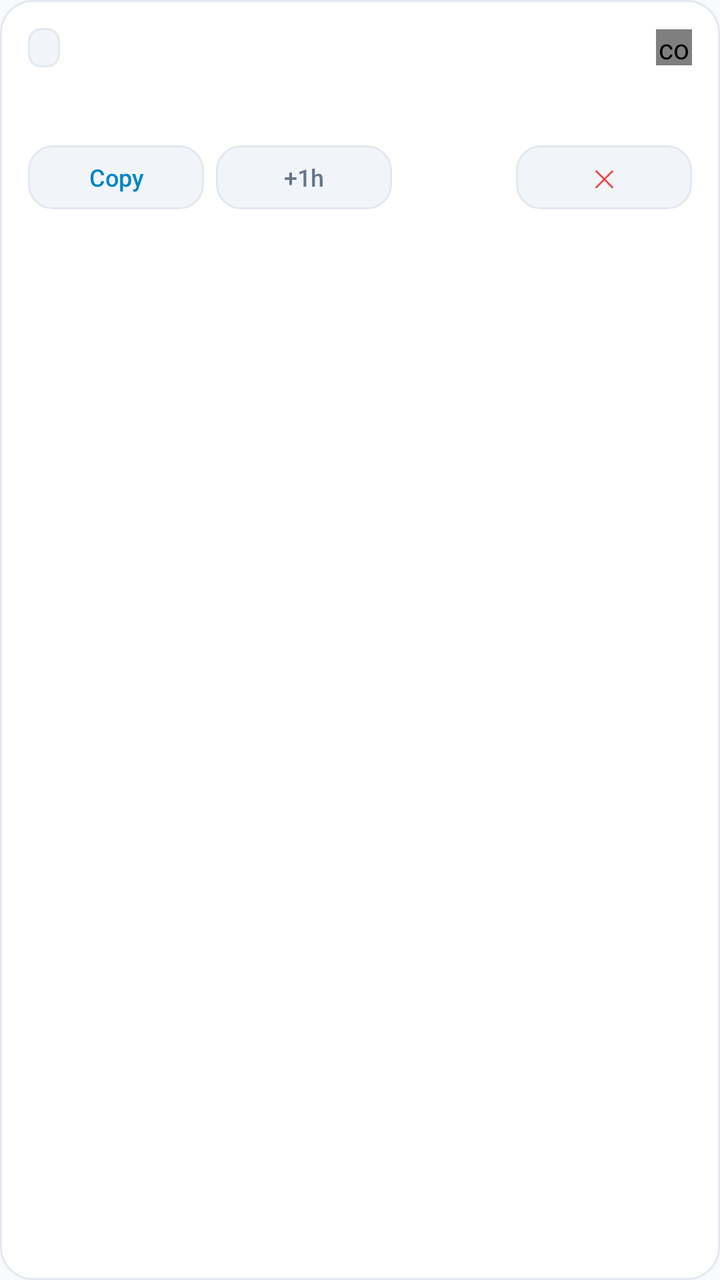
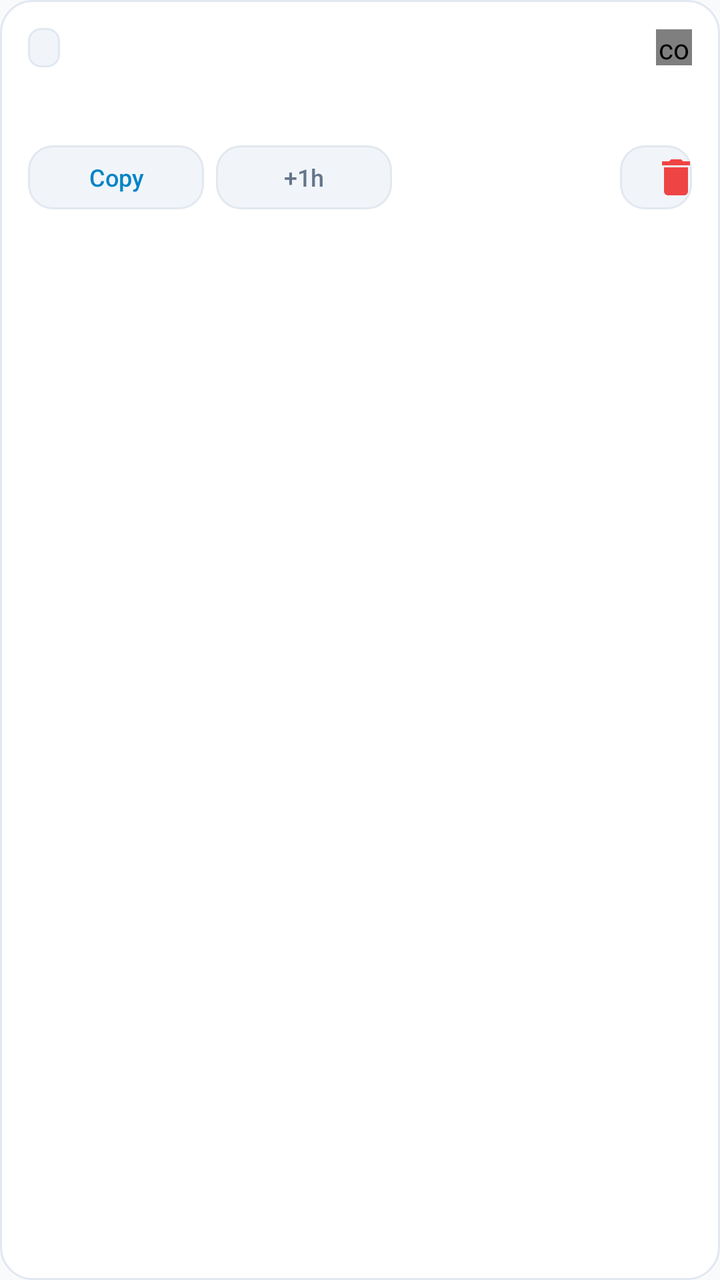

An Android layout rendered at two revisions. The XML below is the earlier revision; the diff shows what the commit changed to produce the second picture.
<!-- AndroidManifest.xml: application theme Theme.Teilen -->
<!-- res/layout/item_feed.xml -->
<?xml version="1.0" encoding="utf-8"?>
<LinearLayout xmlns:android="http://schemas.android.com/apk/res/android"
    android:layout_width="match_parent"
    android:layout_height="wrap_content"
    android:background="@drawable/bg_card"
    android:baselineAligned="false"
    android:orientation="vertical"
    android:padding="14dp">

    
    <LinearLayout
        android:layout_width="match_parent"
        android:layout_height="wrap_content"
        android:gravity="center_vertical"
        android:orientation="horizontal">

        <TextView
            android:id="@+id/feed_kind"
            style="@style/Text.Section"
            android:layout_width="wrap_content"
            android:layout_height="wrap_content"
            android:background="@drawable/bg_badge"
            android:paddingStart="8dp"
            android:paddingTop="3dp"
            android:paddingEnd="8dp"
            android:paddingBottom="3dp"
            android:textColor="@color/accent"
            android:textSize="10sp" />

        <TextView
            android:id="@+id/feed_meta"
            style="@style/Text.Tabular"
            android:layout_width="0dp"
            android:layout_height="wrap_content"
            android:layout_marginStart="8dp"
            android:layout_weight="1"
            android:ellipsize="end"
            android:singleLine="true"
            android:textColor="@color/text_secondary"
            android:textSize="12sp" />

        <com.teilen.app.CountdownRingView
            android:id="@+id/feed_ring"
            android:layout_width="18dp"
            android:layout_height="18dp"
            android:layout_marginStart="6dp" />
    </LinearLayout>

    
    <LinearLayout
        android:layout_width="match_parent"
        android:layout_height="wrap_content"
        android:layout_marginTop="10dp"
        android:orientation="horizontal">

        <ImageView
            android:id="@+id/feed_thumb"
            android:layout_width="52dp"
            android:layout_height="52dp"
            android:layout_marginEnd="12dp"
            android:background="@drawable/bg_input"
            android:contentDescription="@string/feed_thumb"
            android:scaleType="centerCrop"
            android:visibility="gone" />

        <TextView
            android:id="@+id/feed_title"
            style="@style/Text.Body"
            android:layout_width="0dp"
            android:layout_height="wrap_content"
            android:layout_weight="1"
            android:ellipsize="end"
            android:lineSpacingMultiplier="1.15"
            android:maxLines="3"
            android:textColor="@color/text_primary"
            android:textSize="14sp" />
    </LinearLayout>

    
    <LinearLayout
        android:layout_width="match_parent"
        android:layout_height="wrap_content"
        android:layout_marginTop="10dp"
        android:gravity="center_vertical"
        android:orientation="horizontal">

        <Button
            android:id="@+id/feed_action_copy"
            style="@style/Button.Outline"
            android:layout_width="wrap_content"
            android:layout_height="32dp"
            android:minHeight="32dp"
            android:paddingStart="10dp"
            android:paddingEnd="10dp"
            android:text="Copy"
            android:textColor="@color/accent"
            android:textSize="12sp" />

        <Button
            android:id="@+id/feed_action_open"
            style="@style/Button.Outline"
            android:layout_width="wrap_content"
            android:layout_height="32dp"
            android:layout_marginStart="6dp"
            android:minHeight="32dp"
            android:paddingStart="10dp"
            android:paddingEnd="10dp"
            android:text="@string/feed_open_link"
            android:textColor="@color/text_primary"
            android:textSize="12sp"
            android:visibility="gone" />

        <Button
            android:id="@+id/feed_action_extend"
            style="@style/Button.Outline"
            android:layout_width="wrap_content"
            android:layout_height="32dp"
            android:layout_marginStart="6dp"
            android:minHeight="32dp"
            android:paddingStart="10dp"
            android:paddingEnd="10dp"
            android:text="@string/extend_ttl"
            android:textColor="@color/text_secondary"
            android:textSize="12sp" />

        <View
            android:layout_width="0dp"
            android:layout_height="1dp"
            android:layout_weight="1" />

        <Button
            android:id="@+id/feed_action_delete"
            style="@style/Button.Outline"
            android:layout_width="wrap_content"
            android:layout_height="32dp"
            android:minHeight="32dp"
            android:paddingStart="10dp"
            android:paddingEnd="10dp"
            android:text="✕"
            android:textColor="@color/danger"
            android:textSize="12sp" />
    </LinearLayout>

</LinearLayout>
<!-- resources referenced by this layout -->
<resources>
  <color name="accent">#0284C7</color>
  <color name="danger">#EF4444</color>
  <color name="text_primary">#0F172A</color>
  <color name="text_secondary">#64748B</color>
  <!-- drawable bg_badge (drawable) -->
  <?xml version="1.0" encoding="utf-8"?>
  <shape xmlns:android="http://schemas.android.com/apk/res/android"
      android:shape="rectangle">
      <solid android:color="@color/surface_alt" />
      <corners android:radius="6dp" />
      <stroke
          android:width="1dp"
          android:color="@color/surface_border" />
  </shape>
  <!-- drawable bg_card (drawable) -->
  <?xml version="1.0" encoding="utf-8"?>
  <shape xmlns:android="http://schemas.android.com/apk/res/android"
      android:shape="rectangle">
      <solid android:color="@color/surface" />
      <corners android:radius="16dp" />
      <stroke
          android:width="1dp"
          android:color="@color/surface_border" />
  </shape>
  <!-- drawable bg_input (drawable) -->
  <?xml version="1.0" encoding="utf-8"?>
  <shape xmlns:android="http://schemas.android.com/apk/res/android"
      android:shape="rectangle">
      <solid android:color="@color/surface_alt" />
      <corners android:radius="12dp" />
      <stroke
          android:width="1dp"
          android:color="@color/surface_border" />
  </shape>
  <string name="extend_ttl">+1h</string>
  <string name="feed_open_link">Open</string>
  <string name="feed_thumb">Shared image</string>
  <style name="Button.Outline" parent="@android:style/Widget.Material.Button.Borderless">
          <item name="android:background">@drawable/bg_button_outline</item>
          <item name="android:textColor">@color/text_primary</item>
          <item name="android:textSize">14sp</item>
          <item name="android:textAllCaps">false</item>
          <item name="android:minHeight">44dp</item>
          <item name="android:paddingStart">16dp</item>
          <item name="android:paddingEnd">16dp</item>
          <item name="android:insetTop">0dp</item>
          <item name="android:insetBottom">0dp</item>
          <item name="android:stateListAnimator">@null</item>
      </style>
  <style name="Text.Body">
          <item name="android:textColor">@color/text_primary</item>
          <item name="android:textSize">15sp</item>
      </style>
  <style name="Text.Section">
          <item name="android:textColor">@color/text_secondary</item>
          <item name="android:textSize">11sp</item>
          <item name="android:textStyle">bold</item>
          <item name="android:letterSpacing">0.12</item>
          <item name="android:textAllCaps">true</item>
      </style>
  <style name="Text.Tabular">
          <item name="android:textColor">@color/text_secondary</item>
          <item name="android:textSize">13sp</item>
          <item name="android:fontFeatureSettings">tnum</item>
      </style>
  <color name="surface_alt">#F1F5F9</color>
  <color name="surface_border">#E2E8F0</color>
  <color name="surface">#FFFFFF</color>
  <color name="bg">#F8FAFC</color>
  <color name="text_muted">#94A3B8</color>
  <color name="nav_bg">#FFFFFF</color>
  <color name="ripple">#1F000000</color>
  <!-- unchanged entries left out for length: 2 -->
</resources>

<!-- the commit's change to res/layout/item_feed.xml (unified diff, before → after) -->
@@ -111,6 +111,23 @@
             android:visibility="gone" />
 
         <Button
+            android:id="@+id/feed_action_download"
+            style="@style/Button.Outline"
+            android:layout_width="wrap_content"
+            android:layout_height="32dp"
+            android:layout_marginStart="6dp"
+            android:minHeight="32dp"
+            android:paddingStart="10dp"
+            android:paddingEnd="10dp"
+            android:drawableStart="@drawable/ic_download"
+            android:drawablePadding="4dp"
+            android:drawableTint="@color/accent"
+            android:text="@string/feed_download"
+            android:textColor="@color/accent"
+            android:textSize="12sp"
+            android:visibility="gone" />
+
+        <Button
             android:id="@+id/feed_action_extend"
             style="@style/Button.Outline"
             android:layout_width="wrap_content"
@@ -131,14 +148,13 @@
         <Button
             android:id="@+id/feed_action_delete"
             style="@style/Button.Outline"
-            android:layout_width="wrap_content"
+            android:layout_width="36dp"
             android:layout_height="32dp"
             android:minHeight="32dp"
-            android:paddingStart="10dp"
-            android:paddingEnd="10dp"
-            android:text="✕"
-            android:textColor="@color/danger"
-            android:textSize="12sp" />
+            android:padding="6dp"
+            android:drawableStart="@drawable/ic_trash"
+            android:drawableTint="@color/danger"
+            android:contentDescription="@string/delete_item" />
     </LinearLayout>
 
 </LinearLayout>
<!-- resource entries referenced after the edit -->
@@ -34,7 +34,29 @@
           android:width="1dp"
           android:color="@color/surface_border" />
   </shape>
+  <!-- drawable ic_download (drawable) -->
+  <vector xmlns:android="http://schemas.android.com/apk/res/android"
+      android:width="24dp"
+      android:height="24dp"
+      android:viewportWidth="24"
+      android:viewportHeight="24">
+      <path
+          android:fillColor="#FFFFFFFF"
+          android:pathData="M19,9h-4V3H9v6H5l7,7 7,-7zM5,18v2h14v-2H5z"/>
+  </vector>
+  <!-- drawable ic_trash (drawable) -->
+  <vector xmlns:android="http://schemas.android.com/apk/res/android"
+      android:width="24dp"
+      android:height="24dp"
+      android:viewportWidth="24"
+      android:viewportHeight="24">
+      <path
+          android:fillColor="#FFFFFFFF"
+          android:pathData="M6,19c0,1.1 0.9,2 2,2h8c1.1,0 2,-0.9 2,-2V7H6v12zM19,4h-3.5l-1,-1h-5l-1,1H5v2h14V4z"/>
+  </vector>
+  <string name="delete_item">Delete</string>
   <string name="extend_ttl">+1h</string>
+  <string name="feed_download">Download</string>
   <string name="feed_open_link">Open</string>
   <string name="feed_thumb">Shared image</string>
   <style name="Button.Outline" parent="@android:style/Widget.Material.Button.Borderless">
